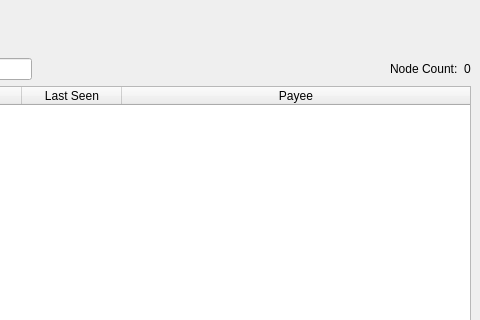
This is src/qt/forms/masternodelist.ui in MassGrid/MassGrid as Qt 5 draws it before an edit; both pictures show x 388 to 868 and y 0 to 320 of the 868 by 457 pixel window. The edited form follows.
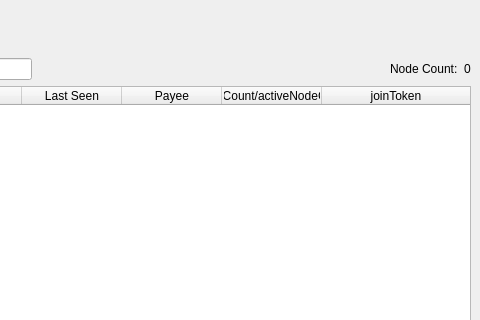
This is the edited form. The open tabs and pages were chosen to show the change.

Patch:
```diff
--- a/src/qt/forms/masternodelist.ui
+++ b/src/qt/forms/masternodelist.ui
@@ -306,6 +306,16 @@
              <string>Payee</string>
             </property>
            </column>
+           <column>
+            <property name="text">
+             <string>NodeCount/activeNodeCount</string>
+            </property>
+           </column>
+           <column>
+            <property name="text">
+             <string>joinToken</string>
+            </property>
+           </column>
           </widget>
          </item>
          <item row="0" column="0">
```
Left out of the diff: 2 changed lines with no effect on the pictures.
